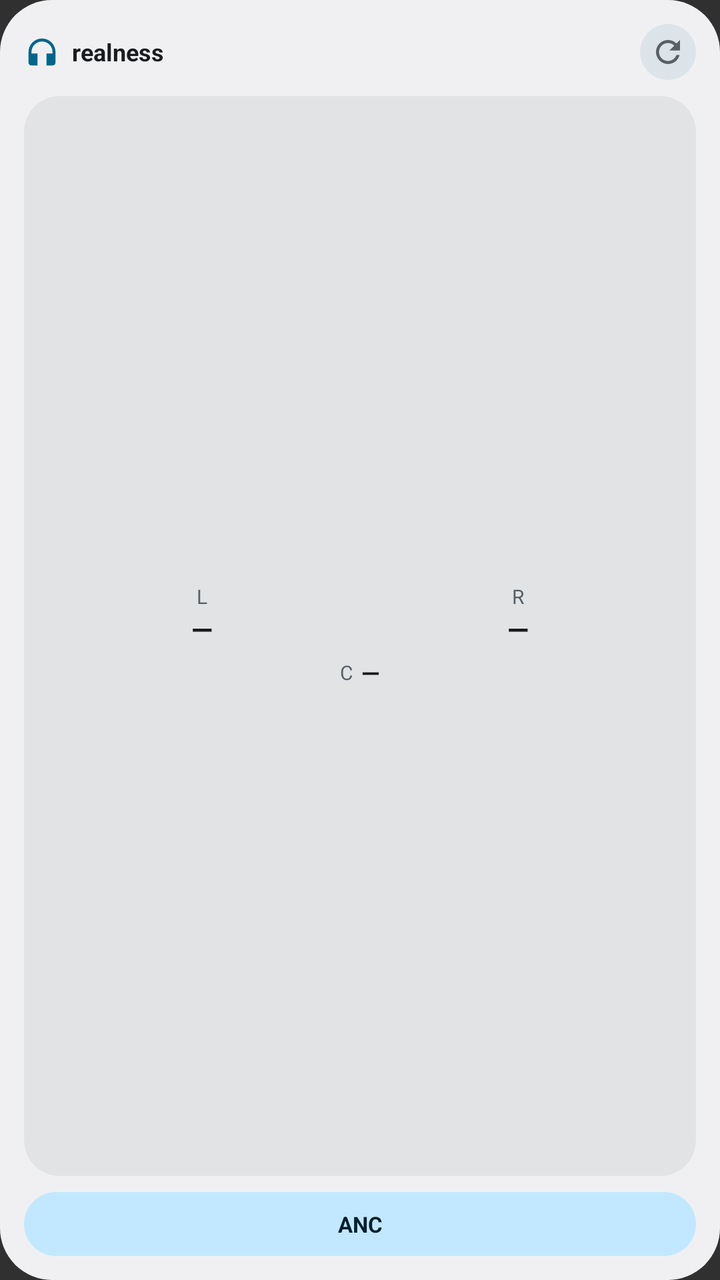
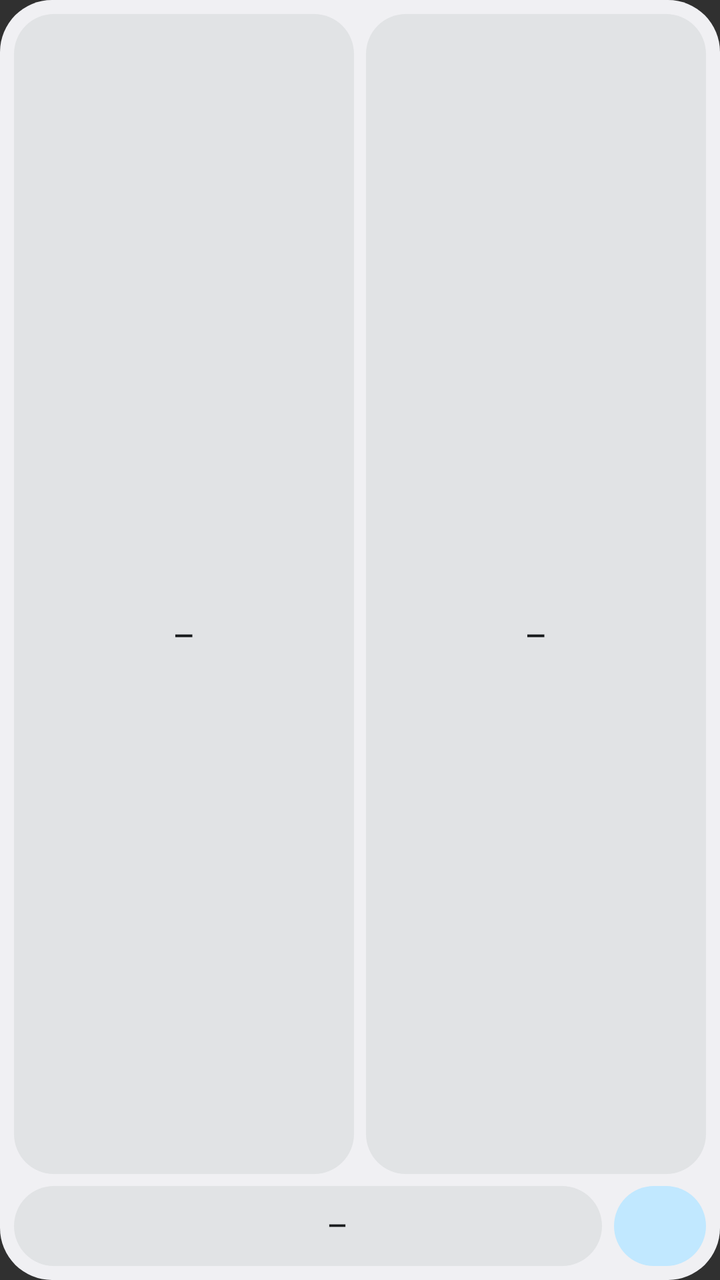

Before-and-after screenshots of an Android layout around one commit, followed by the original layout XML and the change that was made.
<!-- AndroidManifest.xml: application theme android:Theme.Material.NoActionBar -->
<!-- res/layout/widget_realness_square.xml -->
<?xml version="1.0" encoding="utf-8"?>
<LinearLayout xmlns:android="http://schemas.android.com/apk/res/android"
    android:id="@+id/widget_square_root"
    android:layout_width="match_parent"
    android:layout_height="match_parent"
    android:background="@drawable/widget_bg"
    android:orientation="vertical"
    android:padding="12dp">

    
    <LinearLayout
        android:layout_width="match_parent"
        android:layout_height="wrap_content"
        android:gravity="center_vertical"
        android:orientation="horizontal">

        <ImageView
            android:layout_width="18dp"
            android:layout_height="18dp"
            android:contentDescription="@string/app_name"
            android:src="@drawable/ic_widget_headset" />

        <TextView
            android:id="@+id/widget_square_name"
            android:layout_width="0dp"
            android:layout_height="wrap_content"
            android:layout_marginHorizontal="6dp"
            android:layout_weight="1"
            android:ellipsize="end"
            android:maxLines="1"
            android:text="@string/app_name"
            android:textColor="@color/widget_on_surface"
            android:textSize="12sp"
            android:textStyle="bold" />

        <ImageButton
            android:id="@+id/widget_square_refresh_btn"
            android:layout_width="28dp"
            android:layout_height="28dp"
            android:background="@drawable/widget_pill_normal"
            android:contentDescription="@string/cd_refresh_state"
            android:padding="5dp"
            android:src="@drawable/ic_widget_refresh" />
    </LinearLayout>

    
    <LinearLayout
        android:layout_width="match_parent"
        android:layout_height="0dp"
        android:layout_marginTop="8dp"
        android:layout_weight="1"
        android:background="@drawable/widget_card_inner"
        android:gravity="center"
        android:orientation="vertical"
        android:paddingHorizontal="10dp"
        android:paddingVertical="6dp">

        
        <LinearLayout
            android:id="@+id/widget_square_tws_group"
            android:layout_width="match_parent"
            android:layout_height="wrap_content"
            android:gravity="center"
            android:orientation="vertical">

            <LinearLayout
                android:layout_width="match_parent"
                android:layout_height="wrap_content"
                android:baselineAligned="false"
                android:orientation="horizontal">

                <LinearLayout
                    android:layout_width="0dp"
                    android:layout_height="wrap_content"
                    android:layout_weight="1"
                    android:gravity="center"
                    android:orientation="vertical">

                    <TextView
                        android:layout_width="wrap_content"
                        android:layout_height="wrap_content"
                        android:text="L"
                        android:textColor="@color/widget_on_surface_variant"
                        android:textSize="10sp" />

                    <TextView
                        android:id="@+id/widget_square_left"
                        android:layout_width="wrap_content"
                        android:layout_height="wrap_content"
                        android:maxLines="1"
                        android:text="—"
                        android:textColor="@color/widget_on_surface"
                        android:textSize="14sp"
                        android:textStyle="bold" />
                </LinearLayout>

                <LinearLayout
                    android:layout_width="0dp"
                    android:layout_height="wrap_content"
                    android:layout_weight="1"
                    android:gravity="center"
                    android:orientation="vertical">

                    <TextView
                        android:layout_width="wrap_content"
                        android:layout_height="wrap_content"
                        android:text="R"
                        android:textColor="@color/widget_on_surface_variant"
                        android:textSize="10sp" />

                    <TextView
                        android:id="@+id/widget_square_right"
                        android:layout_width="wrap_content"
                        android:layout_height="wrap_content"
                        android:maxLines="1"
                        android:text="—"
                        android:textColor="@color/widget_on_surface"
                        android:textSize="14sp"
                        android:textStyle="bold" />
                </LinearLayout>
            </LinearLayout>

            <LinearLayout
                android:layout_width="match_parent"
                android:layout_height="wrap_content"
                android:layout_marginTop="4dp"
                android:gravity="center"
                android:orientation="horizontal">

                <TextView
                    android:layout_width="wrap_content"
                    android:layout_height="wrap_content"
                    android:text="C"
                    android:textColor="@color/widget_on_surface_variant"
                    android:textSize="10sp" />

                <TextView
                    android:id="@+id/widget_square_case"
                    android:layout_width="wrap_content"
                    android:layout_height="wrap_content"
                    android:layout_marginStart="4dp"
                    android:maxLines="1"
                    android:text="—"
                    android:textColor="@color/widget_on_surface"
                    android:textSize="12sp"
                    android:textStyle="bold" />

                <TextView
                    android:id="@+id/widget_square_case_time"
                    android:layout_width="wrap_content"
                    android:layout_height="wrap_content"
                    android:layout_marginStart="4dp"
                    android:ellipsize="end"
                    android:maxLines="1"
                    android:text=""
                    android:textColor="@color/widget_on_surface_variant"
                    android:textSize="10sp"
                    android:visibility="gone" />
            </LinearLayout>
        </LinearLayout>

        
        <LinearLayout
            android:id="@+id/widget_square_single_group"
            android:layout_width="match_parent"
            android:layout_height="wrap_content"
            android:gravity="center"
            android:orientation="vertical"
            android:visibility="gone">

            <TextView
                android:id="@+id/widget_square_single_value"
                android:layout_width="wrap_content"
                android:layout_height="wrap_content"
                android:maxLines="1"
                android:text="—"
                android:textColor="@color/widget_on_surface"
                android:textSize="20sp"
                android:textStyle="bold" />

            <ProgressBar
                android:id="@+id/widget_square_single_bar"
                style="?android:attr/progressBarStyleHorizontal"
                android:layout_width="match_parent"
                android:layout_height="4dp"
                android:layout_marginTop="6dp"
                android:max="100"
                android:progress="0"
                android:progressDrawable="@drawable/widget_progress_bar" />
        </LinearLayout>
    </LinearLayout>

    
    <TextView
        android:id="@+id/widget_square_anc_btn"
        android:layout_width="match_parent"
        android:layout_height="32dp"
        android:layout_marginTop="8dp"
        android:background="@drawable/widget_pill_selected"
        android:ellipsize="end"
        android:gravity="center"
        android:maxLines="1"
        android:paddingHorizontal="10dp"
        android:text="@string/widget_anc_short"
        android:textColor="@color/widget_on_primary_container"
        android:textSize="11sp"
        android:textStyle="bold" />
</LinearLayout>
<!-- resources referenced by this layout -->
<resources>
  <color name="widget_on_primary_container">#FFFFE082</color>
  <color name="widget_on_surface">#FFE6E1E5</color>
  <color name="widget_on_surface_variant">#FFA8A4B0</color>
  <!-- drawable ic_widget_headset (drawable) -->
  <?xml version="1.0" encoding="utf-8"?>
  <vector xmlns:android="http://schemas.android.com/apk/res/android"
      android:width="20dp"
      android:height="20dp"
      android:viewportWidth="24"
      android:viewportHeight="24">
      <path
          android:fillColor="@color/widget_primary"
          android:pathData="M12,3a9,9 0 0,0 -9,9v7c0,1.1 0.9,2 2,2h4v-8H5v-1c0,-3.87 3.13,-7 7,-7s7,3.13 7,7v1h-4v8h4c1.1,0 2,-0.9 2,-2v-7a9,9 0 0,0 -9,-9z" />
  </vector>
  <!-- drawable ic_widget_refresh (drawable) -->
  <?xml version="1.0" encoding="utf-8"?>
  <vector xmlns:android="http://schemas.android.com/apk/res/android"
      android:width="18dp"
      android:height="18dp"
      android:viewportWidth="24"
      android:viewportHeight="24">
      <path
          android:fillColor="@color/widget_on_surface_variant"
          android:pathData="M17.65,6.35A7.958,7.958 0 0,0 12,4c-4.42,0 -7.99,3.58 -7.99,8s3.57,8 7.99,8c3.73,0 6.84,-2.55 7.73,-6h-2.08A5.99,5.99 0 0,1 12,18c-3.31,0 -6,-2.69 -6,-6s2.69,-6 6,-6c1.66,0 3.14,0.69 4.22,1.78L13,11h7V4l-2.35,2.35z" />
  </vector>
  <!-- drawable widget_bg (drawable) -->
  <?xml version="1.0" encoding="utf-8"?>
  <shape xmlns:android="http://schemas.android.com/apk/res/android"
      android:shape="rectangle">
      <solid android:color="@color/widget_surface" />
      <corners android:radius="26dp" />
  </shape>
  <!-- drawable widget_card_inner (drawable) -->
  <?xml version="1.0" encoding="utf-8"?>
  <shape xmlns:android="http://schemas.android.com/apk/res/android"
      android:shape="rectangle">
      <solid android:color="@color/widget_surface_card" />
      <corners android:radius="18dp" />
  </shape>
  <!-- drawable widget_pill_normal (drawable) -->
  <?xml version="1.0" encoding="utf-8"?>
  <shape xmlns:android="http://schemas.android.com/apk/res/android"
      android:shape="rectangle">
      <solid android:color="@color/widget_surface_pill" />
      <corners android:radius="100dp" />
  </shape>
  <!-- drawable widget_pill_selected (drawable) -->
  <?xml version="1.0" encoding="utf-8"?>
  <shape xmlns:android="http://schemas.android.com/apk/res/android"
      android:shape="rectangle">
      <solid android:color="@color/widget_primary_container" />
      <corners android:radius="100dp" />
  </shape>
  <!-- drawable widget_progress_bar (drawable) -->
  <?xml version="1.0" encoding="utf-8"?>
  <layer-list xmlns:android="http://schemas.android.com/apk/res/android">
      <item android:id="@android:id/background">
          <shape android:shape="rectangle">
              <corners android:radius="4dp" />
              <solid android:color="@color/widget_surface_pill" />
          </shape>
      </item>
      <item android:id="@android:id/progress">
          <clip>
              <shape android:shape="rectangle">
                  <corners android:radius="4dp" />
                  <solid android:color="@color/widget_primary" />
              </shape>
          </clip>
      </item>
  </layer-list>
  <string name="app_name">realness</string>
  <string name="cd_refresh_state">Refresh state</string>
  <string name="widget_anc_short">ANC</string>
  <color name="widget_primary">#FFFFC400</color>
  <color name="widget_surface">#FF1B1B1F</color>
  <color name="widget_surface_card">#FF26262C</color>
  <color name="widget_surface_pill">#FF2F2F37</color>
  <color name="widget_primary_container">#FF594400</color>
</resources>

<!-- the commit's change to res/layout/widget_realness_square.xml (unified diff, before → after) -->
@@ -5,140 +5,159 @@
     android:layout_height="match_parent"
     android:background="@drawable/widget_bg"
     android:orientation="vertical"
-    android:padding="12dp">
+    android:padding="7dp">
 
     
     <LinearLayout
+        android:id="@+id/widget_square_tws_group"
         android:layout_width="match_parent"
-        android:layout_height="wrap_content"
-        android:gravity="center_vertical"
+        android:layout_height="0dp"
+        android:layout_weight="1"
+        android:baselineAligned="false"
         android:orientation="horizontal">
 
-        <ImageView
-            android:layout_width="18dp"
-            android:layout_height="18dp"
-            android:contentDescription="@string/app_name"
-            android:src="@drawable/ic_widget_headset" />
+        <LinearLayout
+            android:layout_width="0dp"
+            android:layout_height="match_parent"
+            android:layout_marginEnd="3dp"
+            android:layout_weight="1"
+            android:background="@drawable/widget_card_inner"
+            android:gravity="center"
+            android:orientation="vertical"
+            android:padding="5dp">
 
-        <TextView
-            android:id="@+id/widget_square_name"
+            <ImageView
+                android:id="@+id/widget_square_left_ring"
+                android:layout_width="38dp"
+                android:layout_height="38dp"
+                android:contentDescription="@string/battery_left"
+                android:scaleType="fitCenter" />
+
+            <TextView
+                android:id="@+id/widget_square_left"
+                android:layout_width="wrap_content"
+                android:layout_height="wrap_content"
+                android:layout_marginTop="4dp"
+                android:includeFontPadding="false"
+                android:maxLines="1"
+                android:text="—"
+                android:textColor="@color/widget_on_surface"
+                android:textSize="12.5sp"
+                android:textStyle="bold" />
+        </LinearLayout>
+
+        <LinearLayout
             android:layout_width="0dp"
-            android:layout_height="wrap_content"
-            android:layout_marginHorizontal="6dp"
+            android:layout_height="match_parent"
+            android:layout_marginStart="3dp"
             android:layout_weight="1"
-            android:ellipsize="end"
-            android:maxLines="1"
-            android:text="@string/app_name"
-            android:textColor="@color/widget_on_surface"
-            android:textSize="12sp"
-            android:textStyle="bold" />
+            android:background="@drawable/widget_card_inner"
+            android:gravity="center"
+            android:orientation="vertical"
+            android:padding="5dp">
 
-        <ImageButton
-            android:id="@+id/widget_square_refresh_btn"
-            android:layout_width="28dp"
-            android:layout_height="28dp"
-            android:background="@drawable/widget_pill_normal"
-            android:contentDescription="@string/cd_refresh_state"
-            android:padding="5dp"
-            android:src="@drawable/ic_widget_refresh" />
+            <ImageView
+                android:id="@+id/widget_square_right_ring"
+                android:layout_width="38dp"
+                android:layout_height="38dp"
+                android:contentDescription="@string/battery_right"
+                android:scaleType="fitCenter" />
+
+            <TextView
+                android:id="@+id/widget_square_right"
+                android:layout_width="wrap_content"
+                android:layout_height="wrap_content"
+                android:layout_marginTop="4dp"
+                android:includeFontPadding="false"
+                android:maxLines="1"
+                android:text="—"
+                android:textColor="@color/widget_on_surface"
+                android:textSize="12.5sp"
+                android:textStyle="bold" />
+        </LinearLayout>
     </LinearLayout>
 
     
     <LinearLayout
+        android:id="@+id/widget_square_single_group"
         android:layout_width="match_parent"
         android:layout_height="0dp"
-        android:layout_marginTop="8dp"
         android:layout_weight="1"
         android:background="@drawable/widget_card_inner"
         android:gravity="center"
         android:orientation="vertical"
-        android:paddingHorizontal="10dp"
-        android:paddingVertical="6dp">
+        android:padding="8dp"
+        android:visibility="gone">
 
-        
-        <LinearLayout
-            android:id="@+id/widget_square_tws_group"
+        <ImageView
+            android:id="@+id/widget_square_single_ring"
+            android:layout_width="48dp"
+            android:layout_height="48dp"
+            android:contentDescription="@string/battery_headset"
+            android:scaleType="fitCenter" />
+
+        <TextView
+            android:id="@+id/widget_square_single_value"
+            android:layout_width="wrap_content"
+            android:layout_height="wrap_content"
+            android:layout_marginTop="5dp"
+            android:includeFontPadding="false"
+            android:maxLines="1"
+            android:text="—"
+            android:textColor="@color/widget_on_surface"
+            android:textSize="15sp"
+            android:textStyle="bold" />
+
+        <TextView
+            android:id="@+id/widget_square_single_name"
             android:layout_width="match_parent"
             android:layout_height="wrap_content"
+            android:layout_marginTop="2dp"
+            android:ellipsize="end"
             android:gravity="center"
-            android:orientation="vertical">
+            android:includeFontPadding="false"
+            android:maxLines="1"
+            android:text="@string/app_name"
+            android:textColor="@color/widget_on_surface_variant"
+            android:textSize="10sp" />
+    </LinearLayout>
+
+    
+    <LinearLayout
+        android:id="@+id/widget_square_bottom_row"
+        android:layout_width="match_parent"
+        android:layout_height="40dp"
+        android:layout_marginTop="6dp"
+        android:orientation="horizontal">
+
+        <LinearLayout
+            android:id="@+id/widget_square_case_pill"
+            android:layout_width="0dp"
+            android:layout_height="match_parent"
+            android:layout_weight="1"
+            android:background="@drawable/widget_card_inner"
+            android:gravity="center"
+            android:orientation="horizontal"
+            android:paddingHorizontal="6dp">
+
+            <ImageView
+                android:id="@+id/widget_square_case_ring"
+                android:layout_width="24dp"
+                android:layout_height="24dp"
+                android:contentDescription="@string/battery_case"
+                android:scaleType="fitCenter" />
 
             <LinearLayout
-                android:layout_width="match_parent"
+                android:layout_width="wrap_content"
                 android:layout_height="wrap_content"
-                android:baselineAligned="false"
-                android:orientation="horizontal">
-
-                <LinearLayout
-                    android:layout_width="0dp"
-                    android:layout_height="wrap_content"
-                    android:layout_weight="1"
-                    android:gravity="center"
-                    android:orientation="vertical">
-
-                    <TextView
-                        android:layout_width="wrap_content"
-                        android:layout_height="wrap_content"
-                        android:text="L"
-                        android:textColor="@color/widget_on_surface_variant"
-                        android:textSize="10sp" />
-
-                    <TextView
-                        android:id="@+id/widget_square_left"
-                        android:layout_width="wrap_content"
-                        android:layout_height="wrap_content"
-                        android:maxLines="1"
-                        android:text="—"
-                        android:textColor="@color/widget_on_surface"
-                        android:textSize="14sp"
-                        android:textStyle="bold" />
-                </LinearLayout>
-
-                <LinearLayout
-                    android:layout_width="0dp"
-                    android:layout_height="wrap_content"
-                    android:layout_weight="1"
-                    android:gravity="center"
-                    android:orientation="vertical">
-
-                    <TextView
-                        android:layout_width="wrap_content"
-                        android:layout_height="wrap_content"
-                        android:text="R"
-                        android:textColor="@color/widget_on_surface_variant"
-                        android:textSize="10sp" />
-
-                    <TextView
-                        android:id="@+id/widget_square_right"
-                        android:layout_width="wrap_content"
-                        android:layout_height="wrap_content"
-                        android:maxLines="1"
-                        android:text="—"
-                        android:textColor="@color/widget_on_surface"
-                        android:textSize="14sp"
-                        android:textStyle="bold" />
-                </LinearLayout>
-            </LinearLayout>
-
-            <LinearLayout
-                android:layout_width="match_parent"
-                android:layout_height="wrap_content"
-                android:layout_marginTop="4dp"
-                android:gravity="center"
-                android:orientation="horizontal">
-
-                <TextView
-                    android:layout_width="wrap_content"
-                    android:layout_height="wrap_content"
-                    android:text="C"
-                    android:textColor="@color/widget_on_surface_variant"
-                    android:textSize="10sp" />
+                android:layout_marginStart="5dp"
+                android:orientation="vertical">
 
                 <TextView
                     android:id="@+id/widget_square_case"
                     android:layout_width="wrap_content"
                     android:layout_height="wrap_content"
-                    android:layout_marginStart="4dp"
+                    android:includeFontPadding="false"
                     android:maxLines="1"
                     android:text="—"
                     android:textColor="@color/widget_on_surface"
@@ -149,60 +168,32 @@
                     android:id="@+id/widget_square_case_time"
                     android:layout_width="wrap_content"
                     android:layout_height="wrap_content"
-                    android:layout_marginStart="4dp"
+                    android:layout_marginTop="1dp"
                     android:ellipsize="end"
+                    android:includeFontPadding="false"
                     android:maxLines="1"
                     android:text=""
                     android:textColor="@color/widget_on_surface_variant"
-                    android:textSize="10sp"
+                    android:textSize="8.5sp"
                     android:visibility="gone" />
             </LinearLayout>
         </LinearLayout>
 
-        
         <LinearLayout
-            android:id="@+id/widget_square_single_group"
-            android:layout_width="match_parent"
-            android:layout_height="wrap_content"
+            android:id="@+id/widget_square_anc_btn"
+            android:layout_width="46dp"
+            android:layout_height="match_parent"
+            android:layout_marginStart="6dp"
+            android:background="@drawable/widget_pill_selected"
             android:gravity="center"
-            android:orientation="vertical"
-            android:visibility="gone">
+            android:orientation="vertical">
 
-            <TextView
-                android:id="@+id/widget_square_single_value"
-                android:layout_width="wrap_content"
-                android:layout_height="wrap_content"
-                android:maxLines="1"
-                android:text="—"
-                android:textColor="@color/widget_on_surface"
-                android:textSize="20sp"
-                android:textStyle="bold" />
-
-            <ProgressBar
-                android:id="@+id/widget_square_single_bar"
-                style="?android:attr/progressBarStyleHorizontal"
-                android:layout_width="match_parent"
-                android:layout_height="4dp"
-                android:layout_marginTop="6dp"
-                android:max="100"
-                android:progress="0"
-                android:progressDrawable="@drawable/widget_progress_bar" />
+            <ImageView
+                android:id="@+id/widget_square_anc_icon"
+                android:layout_width="20dp"
+                android:layout_height="20dp"
+                android:contentDescription="@string/widget_anc_short"
+                android:scaleType="fitCenter" />
         </LinearLayout>
     </LinearLayout>
-
-    
-    <TextView
-        android:id="@+id/widget_square_anc_btn"
-        android:layout_width="match_parent"
-        android:layout_height="32dp"
-        android:layout_marginTop="8dp"
-        android:background="@drawable/widget_pill_selected"
-        android:ellipsize="end"
-        android:gravity="center"
-        android:maxLines="1"
-        android:paddingHorizontal="10dp"
-        android:text="@string/widget_anc_short"
-        android:textColor="@color/widget_on_primary_container"
-        android:textSize="11sp"
-        android:textStyle="bold" />
 </LinearLayout>
<!-- resource entries referenced after the edit -->
@@ -1,30 +1,7 @@
 <!-- resources referenced by this layout -->
 <resources>
-  <color name="widget_on_primary_container">#FFFFE082</color>
   <color name="widget_on_surface">#FFE6E1E5</color>
   <color name="widget_on_surface_variant">#FFA8A4B0</color>
-  <!-- drawable ic_widget_headset (drawable) -->
-  <?xml version="1.0" encoding="utf-8"?>
-  <vector xmlns:android="http://schemas.android.com/apk/res/android"
-      android:width="20dp"
-      android:height="20dp"
-      android:viewportWidth="24"
-      android:viewportHeight="24">
-      <path
-          android:fillColor="@color/widget_primary"
-          android:pathData="M12,3a9,9 0 0,0 -9,9v7c0,1.1 0.9,2 2,2h4v-8H5v-1c0,-3.87 3.13,-7 7,-7s7,3.13 7,7v1h-4v8h4c1.1,0 2,-0.9 2,-2v-7a9,9 0 0,0 -9,-9z" />
-  </vector>
-  <!-- drawable ic_widget_refresh (drawable) -->
-  <?xml version="1.0" encoding="utf-8"?>
-  <vector xmlns:android="http://schemas.android.com/apk/res/android"
-      android:width="18dp"
-      android:height="18dp"
-      android:viewportWidth="24"
-      android:viewportHeight="24">
-      <path
-          android:fillColor="@color/widget_on_surface_variant"
-          android:pathData="M17.65,6.35A7.958,7.958 0 0,0 12,4c-4.42,0 -7.99,3.58 -7.99,8s3.57,8 7.99,8c3.73,0 6.84,-2.55 7.73,-6h-2.08A5.99,5.99 0 0,1 12,18c-3.31,0 -6,-2.69 -6,-6s2.69,-6 6,-6c1.66,0 3.14,0.69 4.22,1.78L13,11h7V4l-2.35,2.35z" />
-  </vector>
   <!-- drawable widget_bg (drawable) -->
   <?xml version="1.0" encoding="utf-8"?>
   <shape xmlns:android="http://schemas.android.com/apk/res/android"
@@ -37,47 +14,23 @@
   <shape xmlns:android="http://schemas.android.com/apk/res/android"
       android:shape="rectangle">
       <solid android:color="@color/widget_surface_card" />
-      <corners android:radius="18dp" />
-  </shape>
-  <!-- drawable widget_pill_normal (drawable) -->
-  <?xml version="1.0" encoding="utf-8"?>
-  <shape xmlns:android="http://schemas.android.com/apk/res/android"
-      android:shape="rectangle">
-      <solid android:color="@color/widget_surface_pill" />
-      <corners android:radius="100dp" />
+      <corners android:radius="20dp" />
   </shape>
   <!-- drawable widget_pill_selected (drawable) -->
   <?xml version="1.0" encoding="utf-8"?>
   <shape xmlns:android="http://schemas.android.com/apk/res/android"
       android:shape="rectangle">
       <solid android:color="@color/widget_primary_container" />
-      <corners android:radius="100dp" />
+      <corners android:radius="20dp" />
   </shape>
-  <!-- drawable widget_progress_bar (drawable) -->
-  <?xml version="1.0" encoding="utf-8"?>
-  <layer-list xmlns:android="http://schemas.android.com/apk/res/android">
-      <item android:id="@android:id/background">
-          <shape android:shape="rectangle">
-              <corners android:radius="4dp" />
-              <solid android:color="@color/widget_surface_pill" />
-          </shape>
-      </item>
-      <item android:id="@android:id/progress">
-          <clip>
-              <shape android:shape="rectangle">
-                  <corners android:radius="4dp" />
-                  <solid android:color="@color/widget_primary" />
-              </shape>
-          </clip>
-      </item>
-  </layer-list>
   <string name="app_name">realness</string>
-  <string name="cd_refresh_state">Refresh state</string>
+  <string name="battery_case">Case</string>
+  <string name="battery_headset">Headset</string>
+  <string name="battery_left">Left</string>
+  <string name="battery_right">Right</string>
   <string name="widget_anc_short">ANC</string>
-  <color name="widget_primary">#FFFFC400</color>
   <color name="widget_surface">#FF1B1B1F</color>
   <color name="widget_surface_card">#FF26262C</color>
-  <color name="widget_surface_pill">#FF2F2F37</color>
   <color name="widget_primary_container">#FF594400</color>
 </resources>
 
